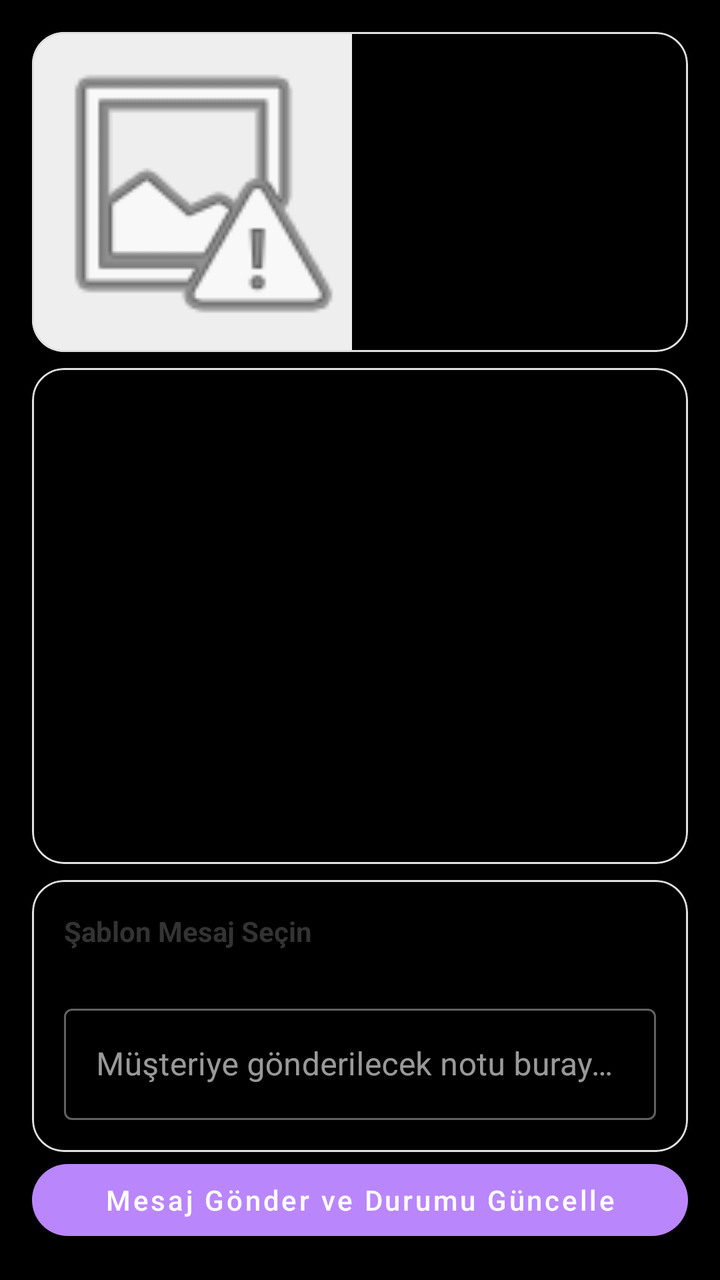
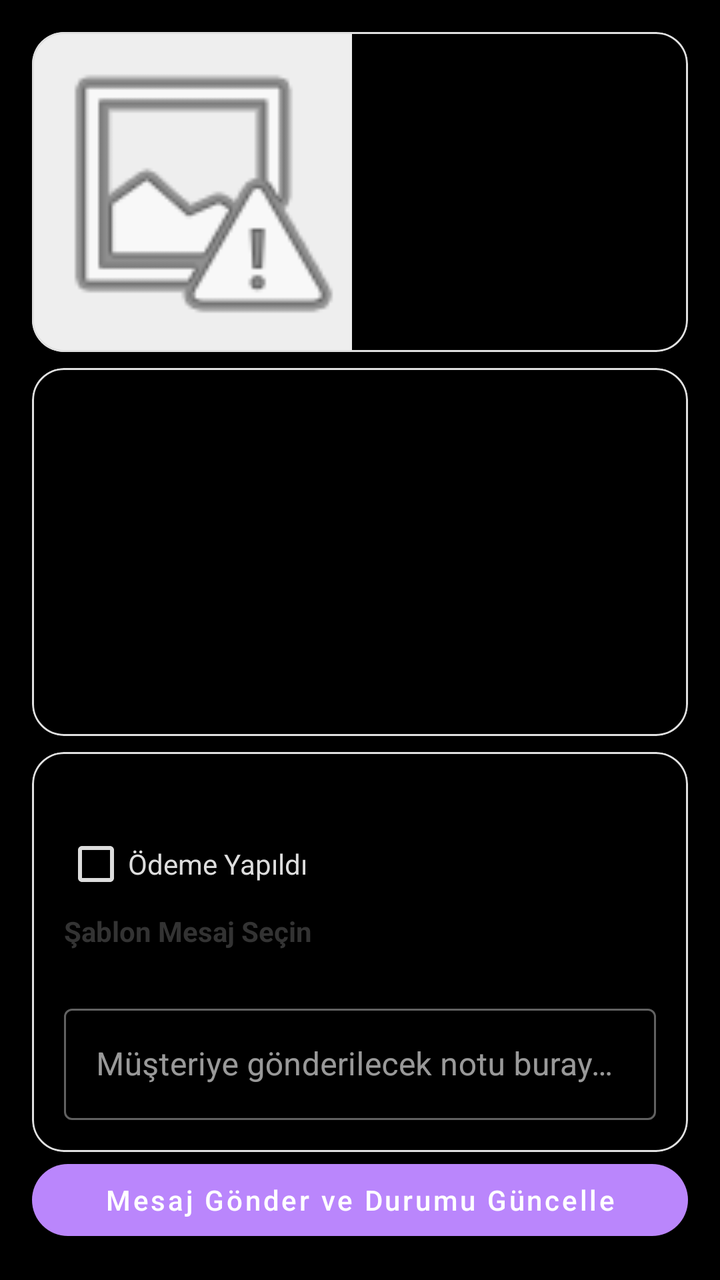

Two renders of the same Android screen: before a commit and after it. Below are the layout's source before the change and the commit's diff.
<!-- AndroidManifest.xml: application theme Theme.MaterialComponents.NoActionBar -->
<!-- res/layout/activity_order_status_update.xml -->
<?xml version="1.0" encoding="utf-8"?>
<androidx.constraintlayout.widget.ConstraintLayout
    xmlns:android="http://schemas.android.com/apk/res/android"
    xmlns:app="http://schemas.android.com/apk/res-auto"
    xmlns:tools="http://schemas.android.com/tools"
    android:id="@+id/layoutOrderStatusUpdate"
    android:layout_width="match_parent"
    android:layout_height="match_parent"
    android:background="#000000"
    android:padding="16dp"
    tools:context=".ui.order.OrderStatusUpdateActivity">

    
    <com.google.android.material.card.MaterialCardView
        android:id="@+id/cardHeader"
        android:layout_width="0dp"
        android:layout_height="wrap_content"
        app:cardCornerRadius="16dp"
        app:cardElevation="2dp"
        app:cardBackgroundColor="#000000"
        app:strokeWidth="1dp"
        app:strokeColor="#E0E0E0"
        app:layout_constraintTop_toTopOf="parent"
        app:layout_constraintStart_toStartOf="parent"
        app:layout_constraintEnd_toEndOf="parent">

        <LinearLayout
            android:layout_width="match_parent"
            android:layout_height="wrap_content"
            android:orientation="horizontal">

            <RelativeLayout
                android:layout_width="160dp"
                android:layout_height="160dp">

                <ProgressBar
                    android:id="@+id/imgLoading"
                    style="?android:attr/progressBarStyleSmall"
                    android:layout_width="32dp"
                    android:layout_height="32dp"
                    android:layout_centerInParent="true"
                    android:visibility="gone" />

                <ImageView
                    android:id="@+id/imgProductThumbnail"
                    android:layout_width="match_parent"
                    android:layout_height="match_parent"
                    android:scaleType="centerCrop"
                    android:background="#EEEEEE"
                    android:contentDescription="@string/order_status_matched_product_placeholder"
                    android:src="@android:drawable/ic_menu_report_image" />
            </RelativeLayout>

            <LinearLayout
                android:layout_width="match_parent"
                android:layout_height="match_parent"
                android:orientation="vertical"
                android:padding="16dp">

                <TextView
                    android:id="@+id/txtCustomerName"
                    android:layout_width="wrap_content"
                    android:layout_height="wrap_content"
                    android:layout_marginTop="4dp"
                    android:textSize="13sp"
                    android:textColor="#DDDDDD" />

                <TextView
                    android:id="@+id/txtMatchedProduct"
                    android:layout_width="wrap_content"
                    android:layout_height="wrap_content"
                    android:layout_marginTop="4dp"
                    android:textSize="13sp"
                    android:textStyle="italic"
                    android:textColor="#DDDDDD" />
            </LinearLayout>

        </LinearLayout>
    </com.google.android.material.card.MaterialCardView>

    
    <com.google.android.material.card.MaterialCardView
        android:id="@+id/cardHistory"
        android:layout_width="0dp"
        android:layout_height="0dp"
        android:layout_marginTop="8dp"
        app:cardCornerRadius="16dp"
        app:cardElevation="1dp"
        app:cardBackgroundColor="#000000"
        app:strokeWidth="1dp"
        app:strokeColor="#E0E0E0"
        app:layout_constraintTop_toBottomOf="@id/cardHeader"
        app:layout_constraintStart_toStartOf="parent"
        app:layout_constraintEnd_toEndOf="parent"
        app:layout_constraintBottom_toTopOf="@id/cardTemplates">

        <androidx.recyclerview.widget.RecyclerView
            android:id="@+id/recyclerStatusHistory"
            android:layout_width="match_parent"
            android:layout_height="match_parent"
            android:padding="8dp"
            tools:listitem="@layout/item_product_status" />
    </com.google.android.material.card.MaterialCardView>

    
    <com.google.android.material.card.MaterialCardView
        android:id="@+id/cardTemplates"
        android:layout_width="0dp"
        android:layout_height="wrap_content"
        android:layout_marginTop="8dp"
        app:cardCornerRadius="16dp"
        app:cardElevation="2dp"
        app:cardBackgroundColor="#000000"
        app:strokeWidth="1dp"
        app:strokeColor="#E0E0E0"
        app:layout_constraintTop_toBottomOf="@id/cardHistory"
        app:layout_constraintStart_toStartOf="parent"
        app:layout_constraintEnd_toEndOf="parent"
        app:layout_constraintBottom_toTopOf="@id/btnUpdate">

        <LinearLayout
            android:layout_width="match_parent"
            android:layout_height="wrap_content"
            android:orientation="vertical"
            android:padding="16dp">

            <TextView
                android:id="@+id/txtTemplateTitle"
                android:layout_width="wrap_content"
                android:layout_height="wrap_content"
                android:text="@string/message_template_title"
                android:textSize="14sp"
                android:textStyle="bold"
                android:textColor="#333333" />

            
            <com.google.android.material.chip.ChipGroup
                android:id="@+id/radioGroupTemplates"
                android:layout_width="match_parent"
                android:layout_height="wrap_content"
                android:layout_marginTop="8dp"
                android:layout_marginBottom="8dp"
                app:singleSelection="true"
                app:selectionRequired="false"
                app:singleLine="false"
                app:chipSpacing="8dp" />

            <com.google.android.material.textfield.TextInputLayout
                android:layout_width="match_parent"
                android:layout_height="wrap_content"
                android:layout_marginTop="8dp"
                android:hint="@string/message_template_hint_free_text"
                style="@style/Widget.MaterialComponents.TextInputLayout.OutlinedBox">

                <com.google.android.material.textfield.TextInputEditText
                    android:id="@+id/edtFreeText"
                    android:layout_width="match_parent"
                    android:layout_height="wrap_content"
                    android:inputType="textCapSentences"
                    android:minLines="2"
                    android:maxLines="4" />
            </com.google.android.material.textfield.TextInputLayout>

        </LinearLayout>
    </com.google.android.material.card.MaterialCardView>

    
    <com.google.android.material.button.MaterialButton
        android:id="@+id/btnUpdate"
        style="@style/Widget.MaterialComponents.Button"
        android:layout_width="0dp"
        android:layout_height="wrap_content"
        android:text="@string/message_template_button_update_order"
        android:textAllCaps="false"
        app:cornerRadius="24dp"
        android:textColor="@android:color/white"
        app:layout_constraintBottom_toBottomOf="parent"
        app:layout_constraintStart_toStartOf="parent"
        app:layout_constraintEnd_toEndOf="parent" />

</androidx.constraintlayout.widget.ConstraintLayout>
<!-- res/layout/item_product_status.xml (included above) -->
<?xml version="1.0" encoding="utf-8"?>
<androidx.constraintlayout.widget.ConstraintLayout
    xmlns:android="http://schemas.android.com/apk/res/android"
    xmlns:app="http://schemas.android.com/apk/res-auto"
    android:layout_width="match_parent"
    android:layout_height="wrap_content"
    android:padding="8dp">

    <TextView
        android:id="@+id/txtStatus"
        android:layout_width="0dp"
        android:layout_height="wrap_content"
        android:text="Durum"
        android:textStyle="bold"
        app:layout_constraintTop_toTopOf="parent"
        app:layout_constraintStart_toStartOf="parent"
        app:layout_constraintEnd_toEndOf="parent" />

    <TextView
        android:id="@+id/txtDate"
        android:layout_width="0dp"
        android:layout_height="wrap_content"
        android:text="2025-10-01T09:10:00Z"
        android:textSize="12sp"
        android:textColor="@android:color/darker_gray"
        app:layout_constraintTop_toBottomOf="@id/txtStatus"
        app:layout_constraintStart_toStartOf="parent"
        app:layout_constraintEnd_toEndOf="parent"
        app:layout_constraintBottom_toBottomOf="parent" />

</androidx.constraintlayout.widget.ConstraintLayout>
<!-- resources referenced by this layout -->
<resources>
  <string name="message_template_button_update_order">Mesaj Gönder ve Durumu Güncelle</string>
  <string name="message_template_hint_free_text">Müşteriye gönderilecek notu buraya yazın (opsiyonel)</string>
  <string name="message_template_title">Şablon Mesaj Seçin</string>
  <string name="order_status_matched_product_placeholder">Eşleşen Ürün: -</string>
</resources>

<!-- the commit's change to res/layout/activity_order_status_update.xml (unified diff, before → after) -->
@@ -124,6 +124,15 @@
             android:orientation="vertical"
             android:padding="16dp">
 
+            <com.google.android.material.checkbox.MaterialCheckBox
+                android:id="@+id/chkPaymentDone"
+                android:layout_width="wrap_content"
+                android:layout_height="wrap_content"
+                android:layout_marginTop="16dp"
+                android:text="Ödeme Yapıldı"
+                android:textColor="#DDDDDD"
+                app:buttonTint="#DDDDDD" />
+
             <TextView
                 android:id="@+id/txtTemplateTitle"
                 android:layout_width="wrap_content"
